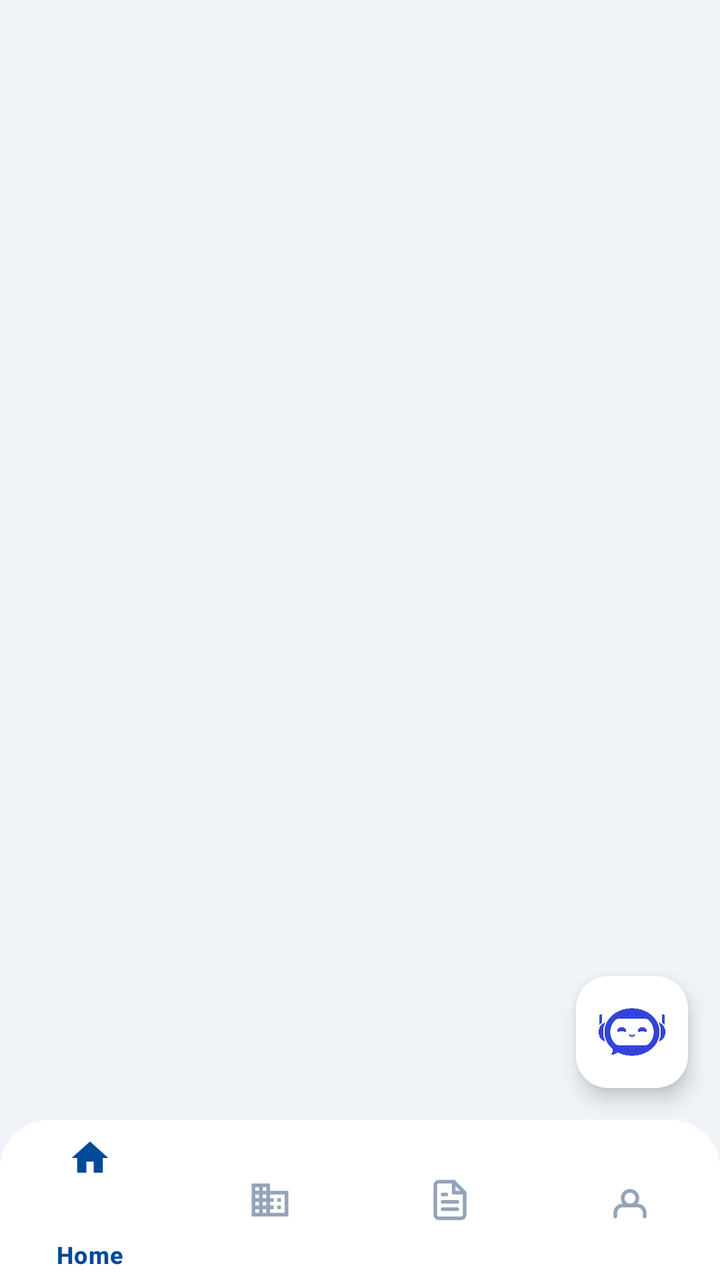
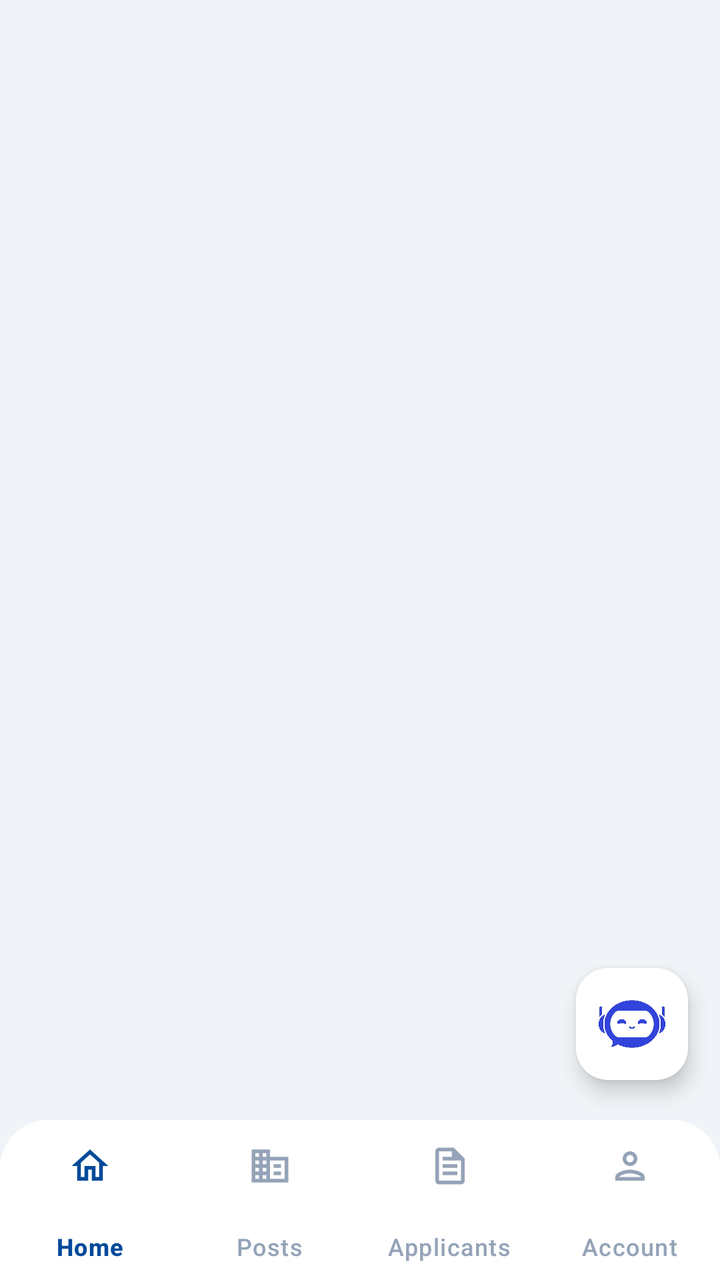

An Android layout rendered at two revisions. The XML below is the earlier revision; the diff shows what the commit changed to produce the second picture.
<!-- AndroidManifest.xml: application theme Theme.STRACT -->
<!-- res/layout/activity_company_dashboard.xml -->
<?xml version="1.0" encoding="utf-8"?>
<LinearLayout
    xmlns:android="http://schemas.android.com/apk/res/android"
    xmlns:app="http://schemas.android.com/apk/res-auto"
    android:id="@+id/companyRootLayout"
    android:layout_width="match_parent"
    android:layout_height="match_parent"
    android:orientation="vertical"
    android:background="#F0F4F8">

    <androidx.coordinatorlayout.widget.CoordinatorLayout
        android:layout_width="match_parent"
        android:layout_height="0dp"
        android:layout_weight="1">

        <FrameLayout
            android:id="@+id/companyFragmentContainer"
            android:layout_width="match_parent"
            android:layout_height="match_parent" />

        <com.google.android.material.floatingactionbutton.FloatingActionButton
            android:id="@+id/fabChat"
            android:layout_width="wrap_content"
            android:layout_height="wrap_content"
            android:layout_gravity="bottom|end"
            android:layout_margin="16dp"
            app:maxImageSize="40dp"
            android:scaleType="centerInside"
            app:srcCompat="@drawable/chatbot_logo"
            app:tint="@null"
            app:backgroundTint="#FFFFFF"
            android:contentDescription="Chat with AI" />

    </androidx.coordinatorlayout.widget.CoordinatorLayout>

    <com.google.android.material.bottomnavigation.BottomNavigationView
        android:id="@+id/companyBottomNav"
        android:layout_width="match_parent"
        android:layout_height="wrap_content"
        android:background="@drawable/bg_bottom_nav"
        android:elevation="12dp"
        app:menu="@menu/company_bottom_menu"
        app:itemIconSize="22dp"
        app:itemIconTint="@color/nav_item_color"
        app:itemTextColor="@color/nav_item_color"
        app:labelVisibilityMode="selected"
        app:itemPaddingTop="8dp"
        app:itemPaddingBottom="8dp" />

</LinearLayout>
<!-- resources referenced by this layout -->
<resources>
  <!-- drawable bg_bottom_nav (drawable) -->
  <?xml version="1.0" encoding="utf-8"?>
  <shape xmlns:android="http://schemas.android.com/apk/res/android"
      android:shape="rectangle">
      <solid android:color="#FFFFFF" />
      <corners
          android:topLeftRadius="24dp"
          android:topRightRadius="24dp" />
  </shape>
  <!-- drawable chatbot_logo: jpg bitmap (drawable, 18994 bytes) -->
  <style name="Theme.STRACT" parent="Base.Theme.STRACT" />
  <style name="Base.Theme.STRACT" parent="Theme.Material3.DayNight.NoActionBar">
          <item name="colorPrimary">#004A99</item>
          <item name="colorPrimaryContainer">#004A99</item>
          <item name="colorOnPrimary">#FFFFFF</item>
          <item name="colorSecondary">#004A99</item>
          <item name="colorOnSecondary">#FFFFFF</item>
          <item name="colorTertiary">#004A99</item>
          <item name="colorSecondaryContainer">#EBF2FF</item>
          <item name="colorOnSecondaryContainer">#004A99</item>
          <item name="android:statusBarColor">#004A99</item>
          <item name="android:navigationBarColor">#FFFFFF</item>
          <item name="android:windowLightStatusBar" tools:targetApi="m">false</item>
      </style>
</resources>

<!-- the commit's change to res/layout/activity_company_dashboard.xml (unified diff, before → after) -->
@@ -1,50 +1,46 @@
 <?xml version="1.0" encoding="utf-8"?>
-<LinearLayout
+<androidx.coordinatorlayout.widget.CoordinatorLayout
     xmlns:android="http://schemas.android.com/apk/res/android"
     xmlns:app="http://schemas.android.com/apk/res-auto"
     android:id="@+id/companyRootLayout"
     android:layout_width="match_parent"
     android:layout_height="match_parent"
-    android:orientation="vertical"
     android:background="#F0F4F8">
 
-    <androidx.coordinatorlayout.widget.CoordinatorLayout
+    <FrameLayout
+        android:id="@+id/companyFragmentContainer"
         android:layout_width="match_parent"
-        android:layout_height="0dp"
-        android:layout_weight="1">
+        android:layout_height="match_parent"
+        android:layout_marginBottom="88dp" />
 
-        <FrameLayout
-            android:id="@+id/companyFragmentContainer"
-            android:layout_width="match_parent"
-            android:layout_height="match_parent" />
-
-        <com.google.android.material.floatingactionbutton.FloatingActionButton
-            android:id="@+id/fabChat"
-            android:layout_width="wrap_content"
-            android:layout_height="wrap_content"
-            android:layout_gravity="bottom|end"
-            android:layout_margin="16dp"
-            app:maxImageSize="40dp"
-            android:scaleType="centerInside"
-            app:srcCompat="@drawable/chatbot_logo"
-            app:tint="@null"
-            app:backgroundTint="#FFFFFF"
-            android:contentDescription="Chat with AI" />
-
-    </androidx.coordinatorlayout.widget.CoordinatorLayout>
+    <com.google.android.material.floatingactionbutton.FloatingActionButton
+        android:id="@+id/fabChat"
+        android:layout_width="wrap_content"
+        android:layout_height="wrap_content"
+        android:layout_gravity="bottom|end"
+        android:layout_marginEnd="16dp"
+        android:layout_marginBottom="100dp"
+        app:maxImageSize="40dp"
+        android:scaleType="centerInside"
+        app:srcCompat="@drawable/chatbot_logo"
+        app:tint="@null"
+        app:backgroundTint="#FFFFFF"
+        android:contentDescription="Chat with AI" />
 
     <com.google.android.material.bottomnavigation.BottomNavigationView
         android:id="@+id/companyBottomNav"
         android:layout_width="match_parent"
         android:layout_height="wrap_content"
+        android:layout_gravity="bottom"
         android:background="@drawable/bg_bottom_nav"
+        app:backgroundTint="@null"
         android:elevation="12dp"
         app:menu="@menu/company_bottom_menu"
         app:itemIconSize="22dp"
         app:itemIconTint="@color/nav_item_color"
         app:itemTextColor="@color/nav_item_color"
-        app:labelVisibilityMode="selected"
-        app:itemPaddingTop="8dp"
-        app:itemPaddingBottom="8dp" />
+        app:labelVisibilityMode="labeled"
+        app:itemPaddingTop="12dp"
+        app:itemPaddingBottom="12dp" />
 
-</LinearLayout>
+</androidx.coordinatorlayout.widget.CoordinatorLayout>
